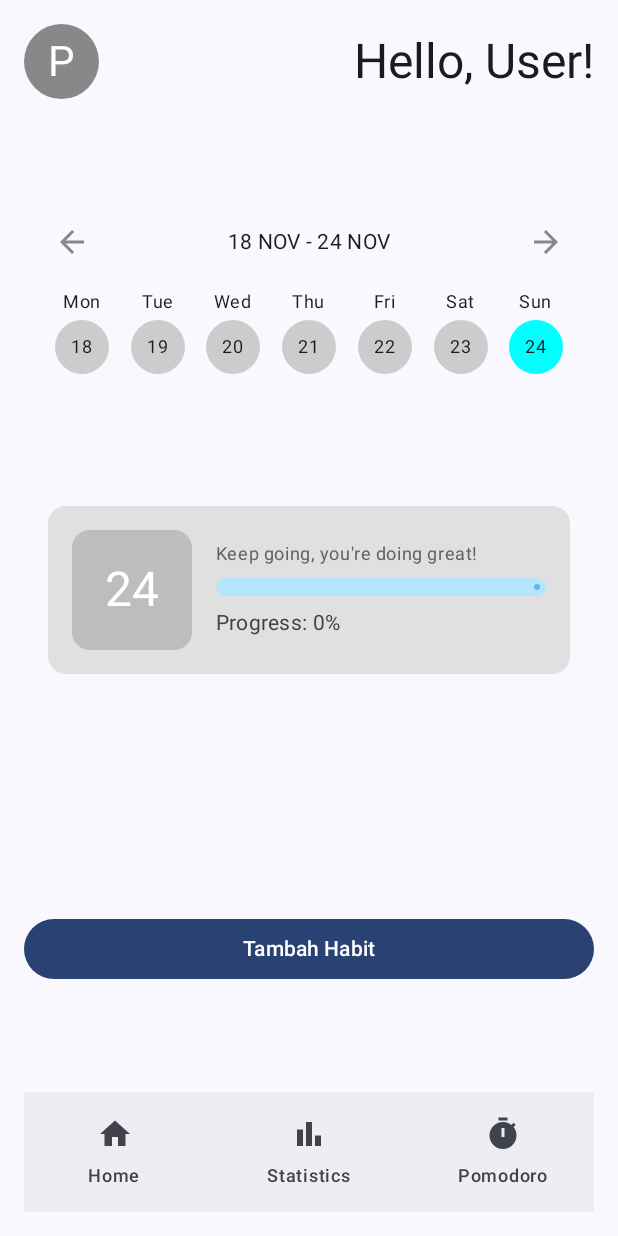
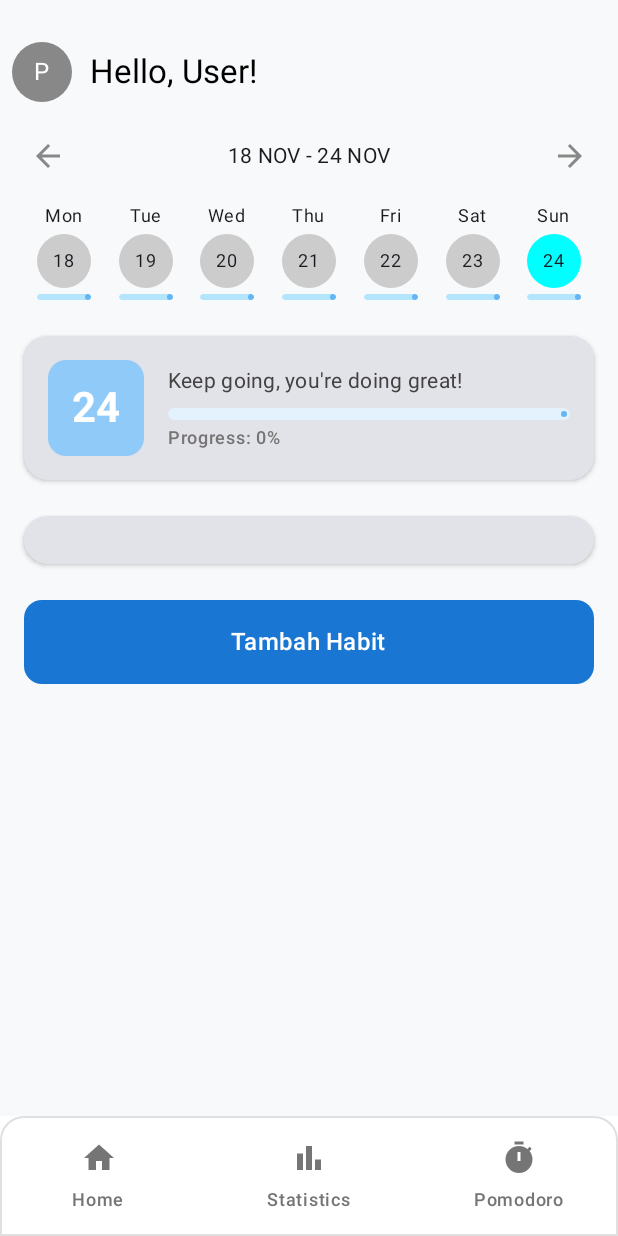
Before and after one commit to Y716/Habitify, an Android app built with Jetpack Compose: the HomePage screen opened through its navigation route, on a phone screen of 412 x 824 dp. Run offline under Robolectric (Android 15) with nearby library versions, the phone set to English and light mode, and no system bars; our stand-ins replace Firebase (no records; nobody signed in at launch, a user with empty details on screens opened directly), Room's generated code, livedata-compose.

Commit message:
Add Habits for every date & Update UI in HomPage

```diff
--- a/app/src/main/java/com/example/habitify/data/model/local/Habit.kt
+++ b/app/src/main/java/com/example/habitify/data/model/local/Habit.kt
@@ -17,10 +17,6 @@ data class Habit @RequiresApi(Build.VERSION_CODES.O) constructor(
     val id: Int = 0,
     @ColumnInfo(name = "title")
     val title: String,
-    @ColumnInfo(name = "isCompleted")
-    val isCompleted: Boolean,
-    @ColumnInfo(name = "date")
-    val date: String = SimpleDateFormat("yyyy-MM-dd", Locale.getDefault()).format(Date()), // Use SimpleDateFormat
     @ColumnInfo(name = "createdAt")
-    val createdAt: Long = System.currentTimeMillis()
+    val createdAt: Long = System.currentTimeMillis() // Default value for new rows
 )
--- a/app/src/main/java/com/example/habitify/data/model/local/HabitDAO.kt
+++ b/app/src/main/java/com/example/habitify/data/model/local/HabitDAO.kt
@@ -9,11 +9,8 @@ import androidx.room.Query
 
 @Dao
 interface HabitDAO {
-    @Query("SELECT * FROM habits ORDER BY createdAt DESC")
+    @Query("SELECT * FROM habits")
     fun getAllHabits(): LiveData<List<Habit>>
-
-    @Query("SELECT * FROM habits WHERE date = :date ORDER BY createdAt DESC")
-    suspend fun getHabitsForDate(date: String): List<Habit>
 
     @Insert(onConflict = OnConflictStrategy.REPLACE)
     suspend fun insertHabit(habit: Habit)
@@ -21,6 +18,24 @@ interface HabitDAO {
     @Delete
     suspend fun deleteHabit(habit: Habit)
 
-    @Query("UPDATE habits SET isCompleted = :isCompleted WHERE id = :id")
+    // HabitStatus
+    @Query("SELECT * FROM habit_status WHERE date = :date")
+    fun getHabitStatusForDate(date: String): LiveData<List<HabitStatus>>
+
+    @Query("UPDATE habit_status SET isCompleted = :isCompleted WHERE id = :id")
     suspend fun updateHabitStatus(id: Int, isCompleted: Boolean)
+
+    // Get all habits synchronously
+    @Query("SELECT * FROM habits")
+    suspend fun getAllHabitsSync(): List<Habit>
+
+    // Get all statuses for a specific date synchronously
+    @Query("SELECT * FROM habit_status WHERE date = :date")
+    suspend fun getHabitStatusForDateSync(date: String): List<HabitStatus>
+
+    @Insert(onConflict = OnConflictStrategy.REPLACE)
+    suspend fun insertHabitAndGetId(habit: Habit): Long
+
+    @Insert(onConflict = OnConflictStrategy.REPLACE)
+    suspend fun insertHabitStatus(habitStatus: HabitStatus)
 }
--- a/app/src/main/java/com/example/habitify/data/model/local/HabitRepository.kt
+++ b/app/src/main/java/com/example/habitify/data/model/local/HabitRepository.kt
@@ -1,29 +1,84 @@
 package com.example.habitify.data.model.local
 
 import androidx.lifecycle.LiveData
+import androidx.lifecycle.MediatorLiveData
 import java.time.LocalDate
 
 class HabitRepository(private val habitDAO: HabitDAO) {
 
-    val allHabits: LiveData<List<Habit>> = habitDAO.getAllHabits()
+    fun getAllHabits(): LiveData<List<Habit>> = habitDAO.getAllHabits()
 
-    suspend fun insert(habit: Habit) {
+    fun getHabitsForDate(date: LocalDate): LiveData<List<Pair<Habit, HabitStatus?>>> {
+        val habits = habitDAO.getAllHabits()
+        val habitStatus = habitDAO.getHabitStatusForDate(date.toString())
+        return combineLiveData(habits, habitStatus) { allHabits, statuses ->
+            allHabits.map { habit ->
+                val status = statuses.find { it.habitId == habit.id }
+                habit to status
+            }
+        }
+    }
+
+    // Fetch habits and their statuses for a specific date (synchronously)
+    suspend fun getHabitsForDateSync(date: LocalDate): List<Pair<Habit, HabitStatus?>> {
+        val allHabits = habitDAO.getAllHabitsSync() // Get all habits
+        val statusesForDate = habitDAO.getHabitStatusForDateSync(date.toString()) // Get statuses for the date
+        return allHabits.map { habit ->
+            val status = statusesForDate.find { it.habitId == habit.id }
+            habit to status
+        }
+    }
+
+    suspend fun insertHabit(habit: Habit) {
         habitDAO.insertHabit(habit)
     }
 
-    suspend fun delete(habit: Habit) {
-        habitDAO.deleteHabit(habit)
+    suspend fun updateHabitStatus(habitId: Int, date: String, isCompleted: Boolean) {
+        val existingStatus = habitDAO.getHabitStatusForDate(date).value?.find { it.habitId == habitId }
+        if (existingStatus != null) {
+            habitDAO.updateHabitStatus(existingStatus.id, isCompleted)
+        } else {
+            habitDAO.insertHabitStatus(
+                HabitStatus(habitId = habitId, date = date, isCompleted = isCompleted)
+            )
+        }
     }
 
-    suspend fun getHabitsForDate(date: LocalDate): List<Habit> {
-        return habitDAO.getHabitsForDate(date.toString()) // Assuming the date is stored as a String
+    // Add a habit and return its ID
+    suspend fun addHabitAndGetId(habit: Habit): Int {
+        return habitDAO.insertHabitAndGetId(habit).toInt()
     }
 
-    suspend fun updateHabitStatus(habitId: Int, isCompleted: Boolean) {
-        habitDAO.updateHabitStatus(habitId, isCompleted)
+    // Add a habit status for a specific date
+    suspend fun addHabitStatus(habitId: Int, date: String, isCompleted: Boolean) {
+        habitDAO.insertHabitStatus(
+            HabitStatus(habitId = habitId, date = date, isCompleted = isCompleted)
+        )
     }
 
-    fun syncHabits() {
-        TODO("Not yet implemented")
+    fun <A, B, C> combineLiveData(
+        liveData1: LiveData<A>,
+        liveData2: LiveData<B>,
+        combine: (A, B) -> C
+    ): LiveData<C> {
+        val mediator = MediatorLiveData<C>()
+        var data1: A? = null
+        var data2: B? = null
+
+        mediator.addSource(liveData1) { value ->
+            data1 = value
+            if (data1 != null && data2 != null) {
+                mediator.value = combine(data1!!, data2!!)
+            }
+        }
+
+        mediator.addSource(liveData2) { value ->
+            data2 = value
+            if (data1 != null && data2 != null) {
+                mediator.value = combine(data1!!, data2!!)
+            }
+        }
+
+        return mediator
     }
 }
--- a/app/src/main/java/com/example/habitify/pages/HomePage.kt
+++ b/app/src/main/java/com/example/habitify/pages/HomePage.kt
@@ -18,6 +18,7 @@ import androidx.compose.foundation.layout.width
 import androidx.compose.foundation.lazy.LazyColumn
 import androidx.compose.foundation.lazy.items
 import androidx.compose.foundation.shape.CircleShape
+import androidx.compose.foundation.shape.RoundedCornerShape
 import androidx.compose.material.icons.Icons
 import androidx.compose.material.icons.automirrored.filled.ArrowBack
 import androidx.compose.material.icons.automirrored.filled.ArrowForward
@@ -46,37 +47,65 @@ import androidx.compose.ui.Modifier
 import androidx.compose.ui.draw.clip
 import androidx.compose.ui.graphics.Color
 import androidx.compose.ui.text.TextStyle
+import androidx.compose.ui.text.style.TextAlign
 import androidx.compose.ui.unit.dp
+import androidx.compose.ui.unit.times
 import androidx.navigation.NavController
 import com.example.habitify.AuthViewModel
 import com.example.habitify.data.model.local.Habit
 import com.example.habitify.viewmodel.HabitViewModel
 import java.time.LocalDate
 import java.util.Locale
+import androidx.compose.material3.Card
+import androidx.compose.material3.CardDefaults
+import androidx.compose.material3.Divider
+import androidx.compose.material3.ButtonDefaults
+import androidx.compose.material3.NavigationBarItemDefaults
+import androidx.compose.material3.SwitchDefaults
+import androidx.compose.foundation.border
+import androidx.compose.ui.text.font.FontWeight
 
 @RequiresApi(Build.VERSION_CODES.O)
 @Composable
 fun HomePage(modifier: Modifier, navController: NavController, authViewModel: AuthViewModel, viewModel: HabitViewModel){
     var selectedDate by remember { mutableStateOf(LocalDate.now()) }
 
-    Column( modifier = Modifier
-        .fillMaxSize()
-        .padding(16.dp),
-        verticalArrangement = Arrangement.SpaceBetween) {
+    Column(
+        modifier = Modifier
+            .fillMaxSize()
+            .background(Color(0xFFF8F9FA)) // Light background color for the whole page
+            .padding(top = 16.dp), // Add top padding but remove horizontal padding
+        verticalArrangement = Arrangement.Top // Change to Top arrangement
+    ) {
         ProfileSection()
-        DateSection { date ->
-            selectedDate = date
-            viewModel.loadHabitsForDate(date) // Load habits for the selected date
+        DateSection(
+            onDateSelected = { date ->
+                selectedDate = date
+                viewModel.loadHabitsForDate(date)
+            },
+            viewModel = viewModel,
+            selectedDate = selectedDate
+        )
+
+        Spacer(modifier = Modifier.height(16.dp))
+
+        // Wrap the content in a scrollable column
+        LazyColumn(
+            modifier = Modifier
+                .weight(1f)
+                .padding(horizontal = 16.dp),
+            verticalArrangement = Arrangement.spacedBy(16.dp)
+        ) {
+            item { DailyProgressSection(viewModel = viewModel, selectedDate = selectedDate) }
+            item { HabitListSection(viewModel = viewModel, selectedDate = selectedDate) }
+            item {
+                Spacer(modifier = Modifier.height(8.dp))
+                AddHabitButton(onClick = {
+                    navController.navigate("add_habit/${selectedDate.toString()}")
+                })
+                Spacer(modifier = Modifier.height(16.dp))
+            }
         }
-        // Updated Daily Progress Section
-        DailyProgressSection(viewModel = viewModel)
-
-        // Updated Habit List Section
-        HabitListSection(viewModel = viewModel)
-
-        AddHabitButton(onClick = {
-            navController.navigate("add_habit/${selectedDate.toString()}") // Pass selectedDate as a route parameter
-        })
 
         BottomBar(navController = navController)
     }
@@ -85,36 +114,50 @@ fun HomePage(modifier: Modifier, navController: NavController, authViewModel: Au
 @Composable
 fun ProfileSection() {
     Row(
-        modifier = Modifier.fillMaxWidth(),
-        horizontalArrangement = Arrangement.SpaceBetween,
+        modifier = Modifier
+            .fillMaxWidth()
+            .padding(horizontal = 8.dp, vertical = 12.dp), // Adjusted padding
+        horizontalArrangement = Arrangement.Start, // Changed to Start alignment
         verticalAlignment = Alignment.CenterVertically
     ) {
         // Profile Picture
         Box(
             modifier = Modifier
-                .size(50.dp)
+                .size(40.dp) // Reduced size to match design
                 .clip(CircleShape)
                 .background(Color.Gray),
             contentAlignment = Alignment.Center
         ) {
-            Text(text = "P", style = MaterialTheme.typography.headlineMedium, color = Color.White)
+            Text(
+                text = "P",
+                style = MaterialTheme.typography.bodyLarge, // Smaller text size
+                color = Color.White
+            )
         }
 
-        // Placeholder for Other Profile Elements
-        Spacer(modifier = Modifier.width(16.dp))
-        Text(text = "Hello, User!", style = MaterialTheme.typography.headlineLarge)
+        Spacer(modifier = Modifier.width(12.dp)) // Reduced spacing
+
+        // Greeting Text
+        Text(
+            text = "Hello, User!",
+            style = MaterialTheme.typography.titleLarge, // Changed text style
+            color = Color.Black
+        )
     }
 }
+
 
 
 @RequiresApi(Build.VERSION_CODES.O)
 @Composable
 fun DateSection(
-    onDateSelected: (LocalDate) -> Unit
+    onDateSelected: (LocalDate) -> Unit,
+    viewModel: HabitViewModel, // Pass the ViewModel to fetch data
+    selectedDate: LocalDate
 ) {
     val today = LocalDate.now()
-    var startOfWeek by remember { mutableStateOf(today.minusDays(today.dayOfWeek.value.toLong() - 1)) }
-    val daysOfWeek = (0..6).map { startOfWeek.plusDays(it.toLong()) }
+    var startOfWeek by remember { mutableStateOf(today.minusDays(today.dayOfWeek.value.toLong() - 1)) } // Start of the current week
+    val daysOfWeek = (0..6).map { startOfWeek.plusDays(it.toLong()) } // Generate the week dates
 
     Column(horizontalAlignment = Alignment.CenterHorizontally) {
         // Navigation Row
@@ -140,7 +183,7 @@ fun DateSection(
 
             IconButton(onClick = { startOfWeek = startOfWeek.plusWeeks(1) }) {
                 Icon(
-                    imageVector = Icons.AutoMirrored.Filled.ArrowForward,
+                    imageVector = Icons.Filled.ArrowForward,
                     contentDescription = "Next Week",
                     tint = Color.Gray
                 )
@@ -153,17 +196,26 @@ fun DateSection(
         Row(
             modifier = Modifier
                 .fillMaxWidth()
-                .padding(horizontal = 12.dp), // Reduced horizontal padding
-            horizontalArrangement = Arrangement.SpaceEvenly // Changed to SpaceEvenly for equal spacing
+                .padding(horizontal = 12.dp),
+            horizontalArrangement = Arrangement.SpaceEvenly
         ) {
             daysOfWeek.forEach { date ->
                 val isToday = date == today
+                val isSelected = date == selectedDate
+
+                // Fetch habits and their statuses for this date
+                val habitsWithStatus by viewModel.getHabitsForDate(date).observeAsState(emptyList())
+                val totalHabits = habitsWithStatus.size
+                val completedHabits = habitsWithStatus.count { it.second?.isCompleted == true }
+                val completionRate = if (totalHabits > 0) completedHabits.toFloat() / totalHabits else 0f
+
                 Column(
                     horizontalAlignment = Alignment.CenterHorizontally,
                     modifier = Modifier
-                        .width(48.dp) // Reduced width to accommodate all days
-                        .padding(horizontal = 2.dp) // Added small horizontal padding
+                        .width(48.dp)
+                        .padding(horizontal = 2.dp)
                 ) {
+                    // Day of the week (e.g., Mon, Tue)
                     Text(
                         text = date.dayOfWeek.getDisplayName(java.time.format.TextStyle.SHORT, Locale.getDefault()),
                         style = MaterialTheme.typography.bodySmall,
@@ -172,19 +224,41 @@ fun DateSection(
 
                     Spacer(modifier = Modifier.height(4.dp))
 
+                    // Date number (Clickable to select a specific date)
                     Box(
                         modifier = Modifier
-                            .size(36.dp) // Slightly reduced size
+                            .size(36.dp)
                             .clip(CircleShape)
-                            .background(if (isToday) Color.Cyan else Color.LightGray)
-                            .clickable { onDateSelected(date) },
+                            .background(
+                                when {
+                                    isToday -> Color.Cyan // Highlight today's date
+                                    isSelected -> Color(0xFF90CAF9) // Highlight the selected date
+                                    else -> Color.LightGray // Default color
+                                }
+                            )
+                            .clickable {
+                                onDateSelected(date) // Pass the selected date to the parent
+                            },
                         contentAlignment = Alignment.Center
                     ) {
                         Text(
                             text = date.dayOfMonth.toString(),
-                            style = MaterialTheme.typography.bodySmall // Smaller text size
+                            style = MaterialTheme.typography.bodySmall
                         )
                     }
+
+                    Spacer(modifier = Modifier.height(4.dp))
+
+                    // Completion indicator (progress bar below the date)
+                    LinearProgressIndicator(
+                        progress = completionRate,
+                        modifier = Modifier
+                            .width(36.dp)
+                            .height(4.dp)
+                            .clip(RoundedCornerShape(2.dp)),
+                        color = Color(0xFF64B5F6), // Progress color
+                        trackColor = Color(0xFFB3E5FC) // Background track color
+                    )
                 }
             }
         }
@@ -192,76 +266,67 @@ fun DateSection(
 }
 
 
+@Composable
+fun DailyProgressSection(viewModel: HabitViewModel, selectedDate: LocalDate) {
+    val habitsWithStatus by viewModel.getHabitsForDate(selectedDate).observeAsState(emptyList())
+    val totalHabits = habitsWithStatus.size
+    val completedHabits = habitsWithStatus.count { it.second?.isCompleted == true }
+    val progress = if (totalHabits > 0) completedHabits.toFloat() / totalHabits else 0f
 
-
-
-@RequiresApi(Build.VERSION_CODES.O)
-@Composable
-fun DailyProgressSection(viewModel: HabitViewModel) {
-    val habits by viewModel.allHabits.observeAsState(emptyList()) // Observe all habits
-    val progress = if (habits.isNotEmpty()) {
-        habits.count { it.isCompleted }.toFloat() / habits.size // Calculate progress
-    } else {
-        0f
-    }
-    val today = java.time.LocalDate.now() // Current date
-
-    Box(
+    Card(
         modifier = Modifier
             .fillMaxWidth()
-            .padding(16.dp)
-            .background(Color(0xFFE0E0E0), shape = androidx.compose.foundation.shape.RoundedCornerShape(12.dp)) // Card-like background
-            .padding(16.dp)
+            .padding(vertical = 8.dp),
+        shape = RoundedCornerShape(16.dp),
+        elevation = CardDefaults.cardElevation(defaultElevation = 2.dp)
     ) {
         Row(
-            verticalAlignment = Alignment.CenterVertically,
-            horizontalArrangement = Arrangement.SpaceBetween
+            modifier = Modifier
+                .padding(16.dp),
+            verticalAlignment = Alignment.CenterVertically
         ) {
-            // Big square for the date
             Box(
                 modifier = Modifier
-                    .size(80.dp)
-                    .clip(androidx.compose.foundation.shape.RoundedCornerShape(12.dp))
-                    .background(Color(0xFFBDBDBD)),
+                    .size(64.dp)
+                    .clip(RoundedCornerShape(12.dp))
+                    .background(Color(0xFF90CAF9)),
                 contentAlignment = Alignment.Center
             ) {
                 Text(
-                    text = today.dayOfMonth.toString(),
-                    style = androidx.compose.material3.MaterialTheme.typography.headlineLarge,
-                    color = Color.White
+                    text = selectedDate.dayOfMonth.toString(),
+                    style = MaterialTheme.typography.headlineMedium,
+                    color = Color.White,
+                    fontWeight = FontWeight.Bold
                 )
             }
 
             Spacer(modifier = Modifier.width(16.dp))
 
-            // Progress and motivational text
             Column(modifier = Modifier.weight(1f)) {
-                // Motivational saying
                 Text(
                     text = "Keep going, you're doing great!",
-                    style = androidx.compose.material3.MaterialTheme.typography.bodySmall,
-                    color = Color(0xFF616161),
-                    modifier = Modifier.padding(bottom = 8.dp)
+                    style = MaterialTheme.typography.bodyMedium,
+                    color = Color(0xFF424242)
                 )
 
-                // Highlighted progress bar
+                Spacer(modifier = Modifier.height(8.dp))
+
                 LinearProgressIndicator(
                     progress = progress,
                     modifier = Modifier
                         .fillMaxWidth()
-                        .height(12.dp)
-                        .clip(androidx.compose.foundation.shape.RoundedCornerShape(6.dp)),
-                    color = Color(0xFF64B5F6), // Progress bar color
-                    trackColor = Color(0xFFB3E5FC) // Track color
+                        .height(8.dp)
+                        .clip(RoundedCornerShape(4.dp)),
+                    color = Color(0xFF64B5F6),
+                    trackColor = Color(0xFFE3F2FD)
                 )
 
-                Spacer(modifier = Modifier.height(8.dp))
+                Spacer(modifier = Modifier.height(4.dp))
 
-                // Display percentage
                 Text(
                     text = "Progress: ${(progress * 100).toInt()}%",
-                    style = androidx.compose.material3.MaterialTheme.typography.bodyMedium,
-                    color = Color(0xFF424242)
+                    style = MaterialTheme.typography.labelMedium,
+                    color = Color(0xFF757575)
                 )
             }
         }
@@ -270,73 +335,134 @@ fun DailyProgressSection(viewModel: HabitViewModel) {
 
 
 
+@Composable
+fun HabitListSection(viewModel: HabitViewModel, selectedDate: LocalDate) {
+    val habitsWithStatus by viewModel.getHabitsForDate(selectedDate).observeAsState(emptyList())
 
-
-@Composable
-fun HabitListSection(viewModel: HabitViewModel) {
-    val habits by viewModel.allHabits.observeAsState(initial = emptyList())
-
-    LazyColumn {
-        items(habits) { habit ->
-            HabitItem(
-                habit = habit,
-                onToggle = { isCompleted ->
-                    viewModel.updateHabitStatus(habit.id, isCompleted)
+    Card(
+        modifier = Modifier.fillMaxWidth(),
+        shape = RoundedCornerShape(16.dp),
+        elevation = CardDefaults.cardElevation(defaultElevation = 2.dp)
+    ) {
+        Column(
+            modifier = Modifier.padding(16.dp),
+            verticalArrangement = Arrangement.spacedBy(8.dp)
+        ) {
+            habitsWithStatus.forEach { (habit, status) ->
+                HabitItem(
+                    habit = habit,
+                    isCompleted = status?.isCompleted ?: false,
+                    onToggle = { isCompleted ->
+                        viewModel.toggleHabitCompletion(habit.id, selectedDate, isCompleted)
+                    }
+                )
+                if (habitsWithStatus.last() != (habit to status)) {
+                    Divider(color = Color(0xFFE0E0E0))
                 }
-            )
+            }
         }
     }
 }
 
 @Composable
-fun HabitItem(habit: Habit, onToggle: (Boolean) -> Unit) {
+fun HabitItem(habit: Habit, isCompleted: Boolean, onToggle: (Boolean) -> Unit) {
     Row(
         modifier = Modifier
             .fillMaxWidth()
-            .padding(vertical = 8.dp),
+            .height(48.dp),
         horizontalArrangement = Arrangement.SpaceBetween,
         verticalAlignment = Alignment.CenterVertically
     ) {
-        Text(text = habit.title, style = MaterialTheme.typography.bodyMedium)
+        Text(
+            text = habit.title,
+            style = MaterialTheme.typography.bodyLarge,
+            color = Color(0xFF212121)
+        )
         Switch(
-            checked = habit.isCompleted,
-            onCheckedChange = { onToggle(it) }
+            checked = isCompleted,
+            onCheckedChange = onToggle,
+            colors = SwitchDefaults.colors(
+                checkedThumbColor = Color(0xFF1976D2),
+                checkedTrackColor = Color(0xFF90CAF9),
+                uncheckedThumbColor = Color.White,
+                uncheckedTrackColor = Color(0xFFE0E0E0)
+            )
+        )
+    }
+}
+
+
+
+
+@Composable
+fun AddHabitButton(onClick: () -> Unit) {
+    Button(
+        onClick = onClick,
+        modifier = Modifier
+            .fillMaxWidth()
+            .height(56.dp),
+        shape = RoundedCornerShape(12.dp),
+        colors = ButtonDefaults.buttonColors(
+            containerColor = Color(0xFF1976D2)
+        )
+    ) {
+        Text(
+            text = "Tambah Habit",
+            style = MaterialTheme.typography.titleMedium,
+            color = Color.White
         )
     }
 }
 
 
 @Composable
-fun AddHabitButton(onClick: () -> Unit) {
-    Button(
-        onClick = onClick,
-        modifier = Modifier.fillMaxWidth()
+fun BottomBar(navController: NavController) {
+    NavigationBar(
+        containerColor = Color.White,
+        modifier = Modifier.border(
+            width = 1.dp,
+            color = Color(0xFFE0E0E0),
+            shape = RoundedCornerShape(topStart = 16.dp, topEnd = 16.dp)
+        )
     ) {
-        Text(text = "Tambah Habit")
-    }
-}
-
-
-@Composable
-fun BottomBar(navController: NavController) {
-    NavigationBar {
         NavigationBarItem(
             selected = false,
             onClick = { navController.navigate("homepage") },
             icon = { Icon(Icons.Default.Home, contentDescription = "Home") },
-            label = { Text("Home") }
+            label = { Text("Home") },
+            colors = NavigationBarItemDefaults.colors(
+                selectedIconColor = Color(0xFF1976D2),
+                unselectedIconColor = Color(0xFF757575),
+                selectedTextColor = Color(0xFF1976D2),
+                unselectedTextColor = Color(0xFF757575),
+                indicatorColor = Color(0xFFE3F2FD)
+            )
         )
         NavigationBarItem(
             selected = false,
             onClick = { navController.navigate("statistics_page") },
             icon = { Icon(Icons.Default.BarChart, contentDescription = "Statistics") },
-            label = { Text("Statistics") }
+            label = { Text("Statistics") },
+            colors = NavigationBarItemDefaults.colors(
+                selectedIconColor = Color(0xFF1976D2),
+                unselectedIconColor = Color(0xFF757575),
+                selectedTextColor = Color(0xFF1976D2),
+                unselectedTextColor = Color(0xFF757575),
+                indicatorColor = Color(0xFFE3F2FD)
+            )
         )
         NavigationBarItem(
             selected = false,
             onClick = { navController.navigate("pomodoro_clock") },
             icon = { Icon(Icons.Default.Timer, contentDescription = "Pomodoro") },
-            label = { Text("Pomodoro") }
+            label = { Text("Pomodoro") },
+            colors = NavigationBarItemDefaults.colors(
+                selectedIconColor = Color(0xFF1976D2),
+                unselectedIconColor = Color(0xFF757575),
+                selectedTextColor = Color(0xFF1976D2),
+                unselectedTextColor = Color(0xFF757575),
+                indicatorColor = Color(0xFFE3F2FD)
+            )
         )
     }
 }
```
Also changed, not shown: app/src/main/java/com/example/habitify/data/model/local/HabitDB.kt (+60 -5 lines), app/src/main/java/com/example/habitify/data/model/local/HabitStatus.kt (added, +33 -0 lines), app/src/main/java/com/example/habitify/pages/AddHabitPage.kt (+5 -7 lines), app/src/main/java/com/example/habitify/viewmodel/HabitViewModel.kt (+24 -61 lines).
